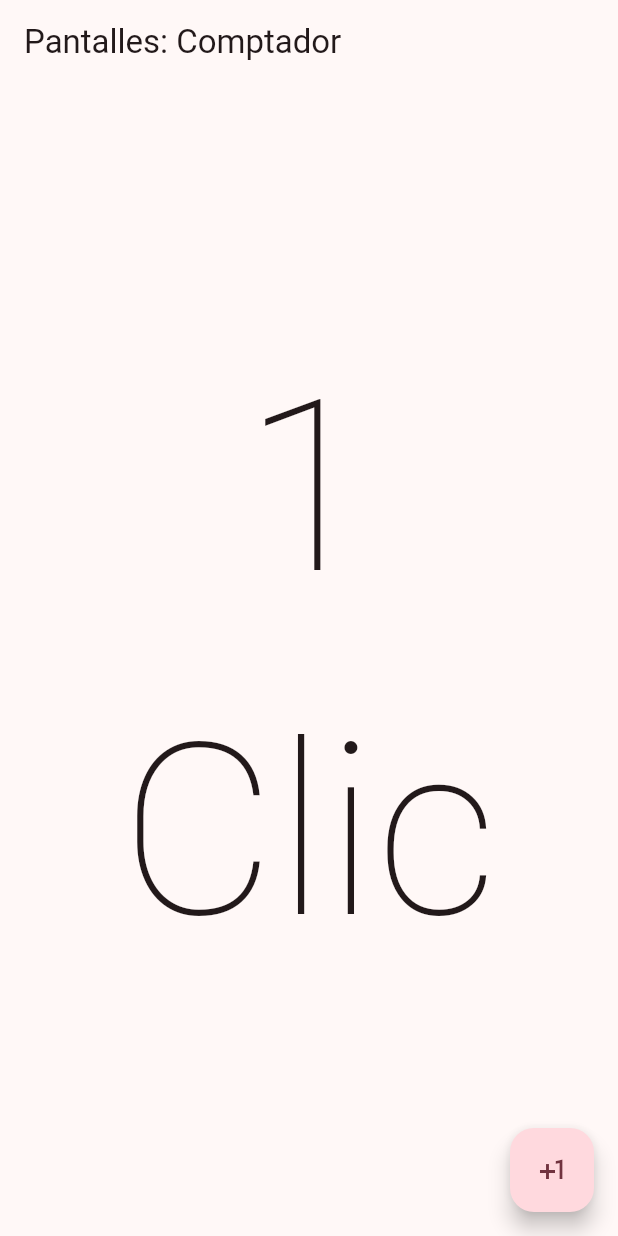
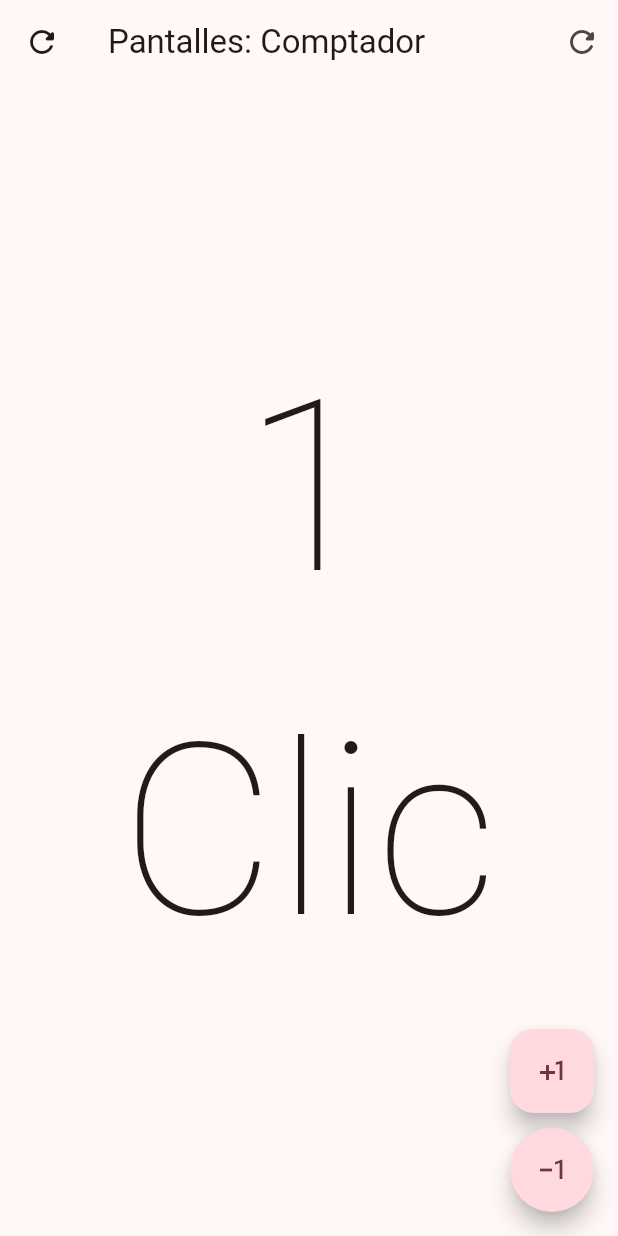
Before and after one commit to yagoyasser/flutter_pantalla_comptador, a Flutter app: the screen it shows after launch, after a tap on the "plus one" icon, on a phone screen of 412 x 824 dp. Run offline on Flutter 3.47's test engine with Material 3 defaults, Android fonts, the phone set to English and light mode, and no system bars.

Commit message:
Implementació botons barra superior. Arranjament condicionals text Clic(s). Afegit widgets (botons + separador) peu de pantalla

```diff
--- a/pantalla_comptador/lib/pantalles/comptador.dart
+++ b/pantalla_comptador/lib/pantalles/comptador.dart
@@ -14,7 +14,25 @@ class _ComptadorState extends State<Comptador> {
   Widget build(BuildContext context) {
     return Scaffold(
       appBar: AppBar(
-        title: const Text('Pantalles: Comptador')
+        title: const Text('Pantalles: Comptador'),
+        leading: IconButton(
+          onPressed: () {
+            setState(() {
+              contadorClics = 0;
+            });
+          },
+          icon: Icon(Icons.refresh_rounded),
+        ), // leading: Es mostra principi (part esquerra). Solament 1 widget
+        actions: [
+          IconButton(
+            onPressed: () {
+              setState(() {
+                contadorClics = 0;
+              });
+            },
+            icon: Icon(Icons.refresh_rounded),
+          ),
+        ], // actions: Es mostra al final (part dreta). Admet un llistat de widgets
       ),
       body: Center(
         child: Column(
@@ -24,25 +42,56 @@ class _ComptadorState extends State<Comptador> {
               contadorClics.toString(),
               style: const TextStyle(
                 fontSize: 160,
-                fontWeight: FontWeight.w100
-              )
+                fontWeight: FontWeight.w100,
               ),
+            ),
+
+            if (contadorClics == 1 || contadorClics == -1)
               Text(
-              'Clic${contadorClics == 1 ? '':'s'}',
+                'Clic',
                 style: const TextStyle(
                   fontSize: 160,
-                fontWeight: FontWeight.w100
-              )
+                  fontWeight: FontWeight.w100,
+                ),
+              ),
+
+            if (contadorClics != 1 && contadorClics != -1)
+              Text(
+                'Clics',
+                style: const TextStyle(
+                  fontSize: 160,
+                  fontWeight: FontWeight.w100,
+                ),
               )
           ],
         ),
       ),
-      floatingActionButton: FloatingActionButton(
+      floatingActionButton: Column(
+        mainAxisAlignment: MainAxisAlignment.end,
+        children: [
+          FloatingActionButton(
             onPressed: () {
+              setState(
+                () {
                   contadorClics++;
-          setState(() {}); // Actualitza el contingut dels widgets modificats
+                },
+              );
             },
             child: const Icon(Icons.plus_one),
+          ),
+          SizedBox(height: 10),
+          FloatingActionButton(
+            shape: const StadiumBorder(), // Canvia la forma del botó a una circular
+            onPressed: () {
+              setState(
+                () {
+                  contadorClics--;
+                },
+              );
+            },
+            child: const Icon(Icons.exposure_minus_1_outlined),
+          ),
+        ],
       ),
     );
   }
```
Lines whose indentation alone changed are shown as unchanged.
